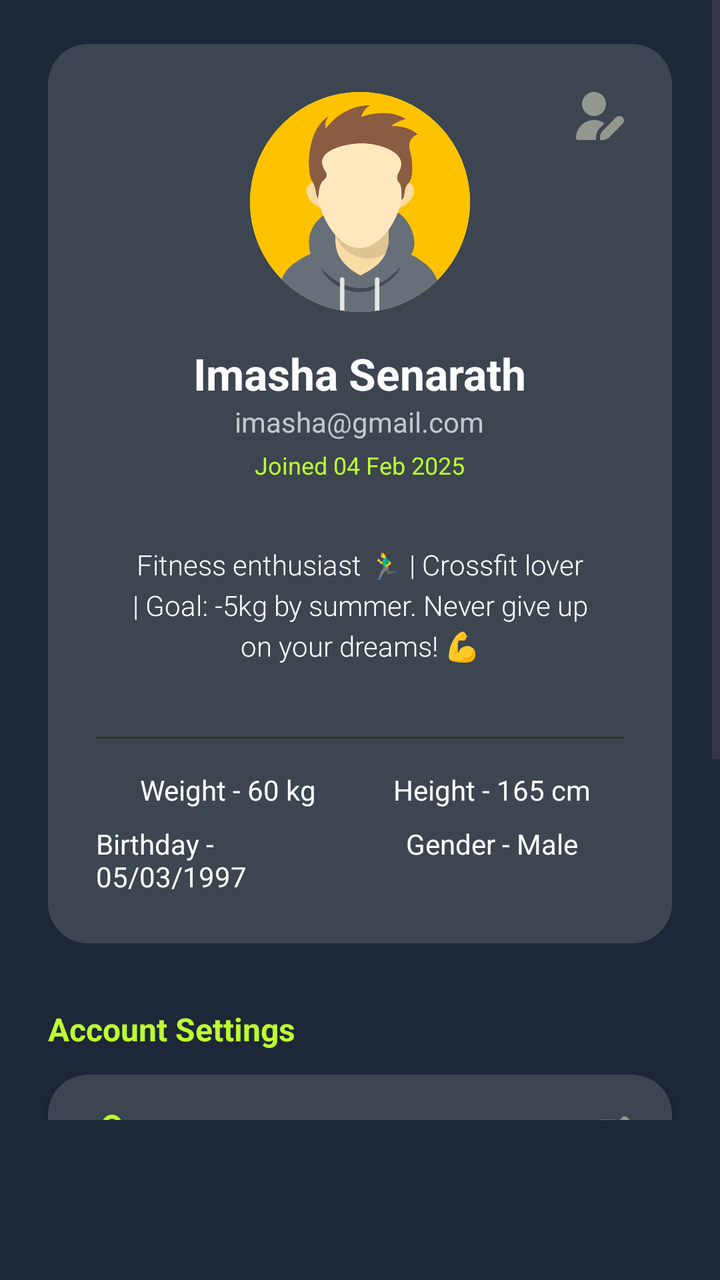
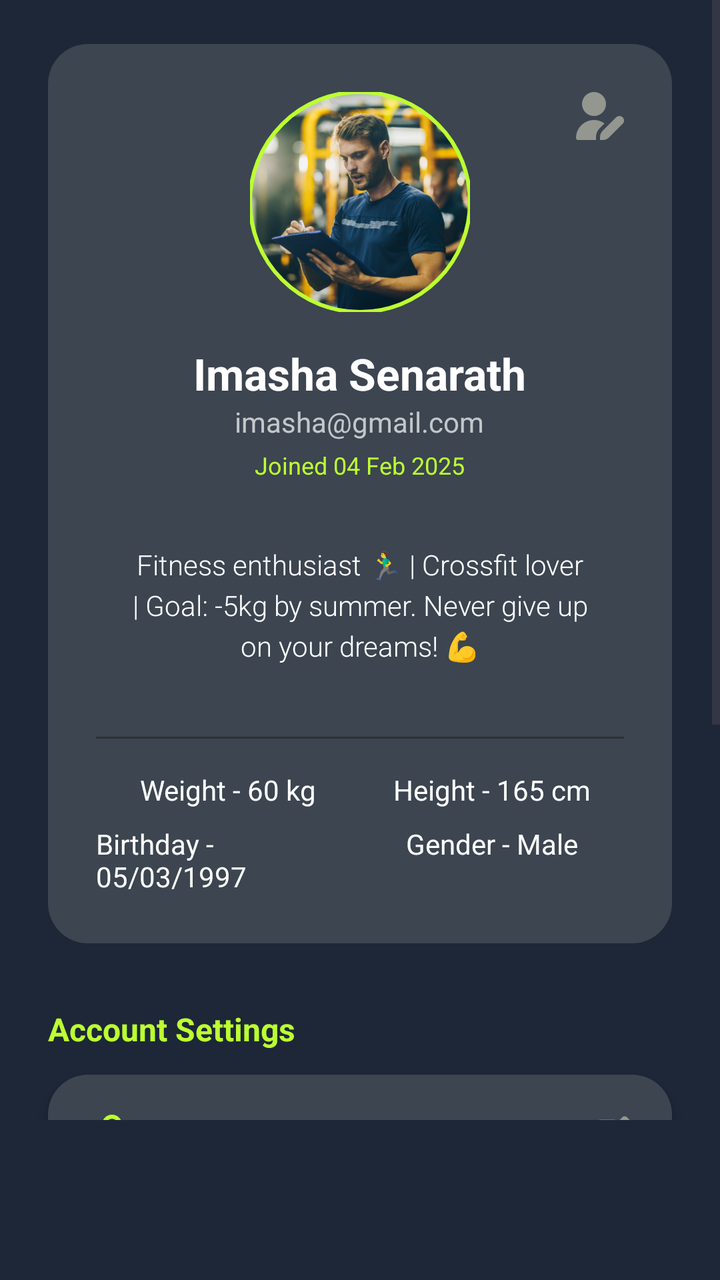

Compare the two renders of this Android layout. The source of the first and the diff that turns it into the second are given below.
<!-- AndroidManifest.xml: application theme Theme.FitHub -->
<!-- res/layout/fragment_profile.xml -->
<?xml version="1.0" encoding="utf-8"?>
<ScrollView xmlns:android="http://schemas.android.com/apk/res/android"
    xmlns:tools="http://schemas.android.com/tools"
    xmlns:app="http://schemas.android.com/apk/res-auto"
    android:layout_width="match_parent"
    android:layout_height="match_parent"
    android:background="@color/black_primary"
    android:fillViewport="true"
    android:paddingBottom="80dp"
    tools:context=".fragment.ProfileFragment">

    <LinearLayout
        android:layout_width="match_parent"
        android:layout_height="wrap_content"
        android:orientation="vertical">

        <RelativeLayout
            android:layout_width="match_parent"
            android:layout_height="wrap_content"
            android:background="@drawable/card_background"
            android:layout_marginHorizontal="24dp"
            android:layout_marginTop="22dp"
            android:padding="24dp">

            <ImageView
                android:id="@+id/icon_edit_profile"
                android:layout_width="24dp"
                android:layout_height="24dp"
                android:layout_alignParentEnd="true"
                android:layout_alignParentTop="true"
                android:src="@drawable/ic_edit_user_24dp"
                app:tint="#94978F"
                android:clickable="true"
                android:focusable="true"
                android:background="?attr/selectableItemBackgroundBorderless" />

            <LinearLayout
                android:layout_width="match_parent"
                android:layout_height="wrap_content"
                android:orientation="vertical">

                <LinearLayout
                    android:layout_width="match_parent"
                    android:layout_height="wrap_content"
                    android:gravity="center_horizontal"
                    android:orientation="vertical">

                    <ImageView
                        android:id="@+id/profile_image"
                        android:layout_width="110dp"
                        android:layout_height="110dp"
                        android:background="@drawable/circle_background"
                        android:scaleType="centerCrop"
                        android:src="@drawable/userprofile"
                        android:layout_gravity="center_horizontal" />

                    <LinearLayout
                        android:layout_width="wrap_content"
                        android:layout_height="wrap_content"
                        android:layout_marginTop="16dp"
                        android:gravity="center_horizontal"
                        android:orientation="vertical">

                        <TextView
                            android:id="@+id/text_username"
                            android:layout_width="wrap_content"
                            android:layout_height="wrap_content"
                            android:text="Imasha Senarath"
                            android:textColor="#FFFFFF"
                            android:textSize="22sp"
                            android:textStyle="bold" />

                        <TextView
                            android:id="@+id/text_email"
                            android:layout_width="wrap_content"
                            android:layout_height="wrap_content"
                            android:text="imasha@gmail.com"
                            android:textColor="#FFFFFF"
                            android:alpha="0.7"
                            android:textSize="14sp" />

                        <TextView
                            android:id="@+id/text_joined_date"
                            android:layout_width="wrap_content"
                            android:layout_height="wrap_content"
                            android:layout_marginTop="4dp"
                            android:text="Joined 04 Feb 2025"
                            android:textColor="#BCFF31"
                            android:textSize="12sp" />
                    </LinearLayout>
                </LinearLayout>

                <TextView
                    android:id="@+id/text_bio"
                    android:layout_width="match_parent"
                    android:layout_height="wrap_content"
                    android:layout_marginTop="20dp"
                    android:gravity="center"
                    android:padding="12dp"
                    android:text="Fitness enthusiast 🏃‍♂️ | Crossfit lover | Goal: -5kg by summer. Never give up on your dreams! 💪"
                    android:textColor="#FFFFFF"
                    android:textSize="14sp"
                    android:lineSpacingExtra="4dp"
                    android:fontFamily="sans-serif-light"/>

                <LinearLayout
                    android:layout_width="match_parent"
                    android:layout_height="wrap_content"
                    android:layout_marginTop="24dp"
                    android:orientation="vertical">

                    <View
                        android:layout_width="match_parent"
                        android:layout_height="1dp"
                        android:background="#2F302E"
                        android:layout_marginBottom="16dp"/>

                    <LinearLayout
                        android:layout_width="match_parent"
                        android:layout_height="wrap_content"
                        android:orientation="horizontal"
                        android:weightSum="2">

                        <LinearLayout
                            android:layout_width="0dp"
                            android:layout_height="wrap_content"
                            android:layout_weight="1"
                            android:gravity="center"
                            android:orientation="vertical">

                            <TextView
                                android:layout_width="wrap_content"
                                android:layout_height="wrap_content"
                                android:text="Weight - 60 kg"
                                android:textColor="#FFFFFF"
                                android:textSize="14sp" />

                            <TextView
                                android:layout_width="wrap_content"
                                android:layout_height="wrap_content"
                                android:layout_marginTop="8dp"
                                android:text="Birthday - 05/03/1997"
                                android:textColor="#FFFFFF"
                                android:textSize="14sp" />
                        </LinearLayout>

                        <LinearLayout
                            android:layout_width="0dp"
                            android:layout_height="wrap_content"
                            android:layout_weight="1"
                            android:gravity="center"
                            android:orientation="vertical">

                            <TextView
                                android:layout_width="wrap_content"
                                android:layout_height="wrap_content"
                                android:text="Height - 165 cm"
                                android:textColor="#FFFFFF"
                                android:textSize="14sp" />

                            <TextView
                                android:layout_width="wrap_content"
                                android:layout_height="wrap_content"
                                android:layout_marginTop="8dp"
                                android:text="Gender - Male"
                                android:textColor="#FFFFFF"
                                android:textSize="14sp" />
                        </LinearLayout>
                    </LinearLayout>
                </LinearLayout>
            </LinearLayout>
        </RelativeLayout>

        <TextView
            android:layout_width="wrap_content"
            android:layout_height="wrap_content"
            android:layout_marginStart="24dp"
            android:layout_marginTop="32dp"
            android:layout_marginBottom="12dp"
            android:text="Account Settings"
            android:textColor="#BCFF31"
            android:textSize="16sp"
            android:textStyle="bold" />

        <LinearLayout
            android:layout_width="match_parent"
            android:layout_height="wrap_content"
            android:orientation="vertical"
            android:background="@drawable/card_background"
            android:layout_marginHorizontal="24dp"
            android:elevation="4dp">

            
            <LinearLayout
                android:id="@+id/item_change_username"
                android:layout_width="match_parent"
                android:layout_height="60dp"
                android:orientation="horizontal"
                android:gravity="center_vertical"
                android:paddingHorizontal="20dp"
                android:clickable="true"
                android:focusable="true"
                android:background="?android:attr/selectableItemBackground">

                <ImageView
                    android:layout_width="24dp"
                    android:layout_height="24dp"
                    android:src="@drawable/ic_user_24dp"
                    app:tint="#BCFF31" />

                <TextView
                    android:layout_width="0dp"
                    android:layout_height="wrap_content"
                    android:layout_weight="1"
                    android:layout_marginStart="16dp"
                    android:text="Change Username"
                    android:textColor="#FFFFFF"
                    android:textSize="16sp" />

                <ImageView
                    android:layout_width="20dp"
                    android:layout_height="20dp"
                    android:src="@drawable/ic_edit_24dp"
                    app:tint="#94978F" />
            </LinearLayout>

            <View android:layout_width="match_parent" android:layout_height="0.5dp"
                android:background="#2F302E" android:layout_marginStart="60dp"/>

            
            <LinearLayout
                android:id="@+id/item_change_email"
                android:layout_width="match_parent"
                android:layout_height="60dp"
                android:orientation="horizontal"
                android:gravity="center_vertical"
                android:paddingHorizontal="20dp"
                android:clickable="true"
                android:focusable="true"
                android:background="?android:attr/selectableItemBackground">

                <ImageView
                    android:layout_width="24dp"
                    android:layout_height="24dp"
                    android:src="@drawable/ic_email_24dp"
                    app:tint="#BCFF31" />

                <TextView
                    android:layout_width="0dp"
                    android:layout_height="wrap_content"
                    android:layout_weight="1"
                    android:layout_marginStart="16dp"
                    android:text="Change Email"
                    android:textColor="#FFFFFF"
                    android:textSize="16sp" />

                <ImageView
                    android:layout_width="20dp"
                    android:layout_height="20dp"
                    android:src="@drawable/ic_edit_24dp"
                    app:tint="#94978F" />
            </LinearLayout>

            <View android:layout_width="match_parent" android:layout_height="0.5dp"
                android:background="#2F302E" android:layout_marginStart="60dp"/>

            
            <LinearLayout
                android:id="@+id/item_change_password"
                android:layout_width="match_parent"
                android:layout_height="60dp"
                android:orientation="horizontal"
                android:gravity="center_vertical"
                android:paddingHorizontal="20dp"
                android:clickable="true"
                android:focusable="true"
                android:background="?android:attr/selectableItemBackground">

                <ImageView
                    android:layout_width="24dp"
                    android:layout_height="24dp"
                    android:src="@drawable/ic_password_24dp"
                    app:tint="#BCFF31" />

                <TextView
                    android:layout_width="0dp"
                    android:layout_height="wrap_content"
                    android:layout_weight="1"
                    android:layout_marginStart="16dp"
                    android:text="Change Password"
                    android:textColor="#FFFFFF"
                    android:textSize="16sp" />

                <ImageView
                    android:layout_width="20dp"
                    android:layout_height="20dp"
                    android:src="@drawable/ic_edit_24dp"
                    app:tint="#94978F" />
            </LinearLayout>
        </LinearLayout>

        
        <TextView
            android:layout_width="wrap_content"
            android:layout_height="wrap_content"
            android:layout_marginStart="24dp"
            android:layout_marginTop="32dp"
            android:layout_marginBottom="12dp"
            android:text="Preferences"
            android:textColor="#BCFF31"
            android:textSize="16sp"
            android:textStyle="bold" />

        <LinearLayout
            android:layout_width="match_parent"
            android:layout_height="wrap_content"
            android:orientation="vertical"
            android:background="@drawable/card_background"
            android:layout_marginHorizontal="24dp"
            android:layout_marginBottom="40dp"
            android:elevation="4dp">

            
            <LinearLayout
                android:id="@+id/item_notifications"
                android:layout_width="match_parent"
                android:layout_height="60dp"
                android:orientation="horizontal"
                android:gravity="center_vertical"
                android:paddingHorizontal="20dp">

                <ImageView
                    android:layout_width="24dp"
                    android:layout_height="24dp"
                    android:src="@drawable/ic_notification_24dp"
                    app:tint="#BCFF31" />

                <TextView
                    android:layout_width="0dp"
                    android:layout_height="wrap_content"
                    android:layout_weight="1"
                    android:layout_marginStart="16dp"
                    android:text="Notifications"
                    android:textColor="#FFFFFF"
                    android:textSize="16sp" />

                <com.google.android.material.materialswitch.MaterialSwitch
                    android:id="@+id/switch_notifications"
                    android:layout_width="wrap_content"
                    android:layout_height="match_parent"
                    android:checked="true" />
            </LinearLayout>

            
            <LinearLayout
                android:id="@+id/item_logout"
                android:layout_width="match_parent"
                android:layout_height="60dp"
                android:orientation="horizontal"
                android:gravity="center_vertical"
                android:paddingHorizontal="20dp">

                <ImageView
                    android:layout_width="24dp"
                    android:layout_height="24dp"
                    android:src="@drawable/ic_logout_24dp"
                    app:tint="#FF4444" />

                <TextView
                    android:layout_width="0dp"
                    android:layout_height="wrap_content"
                    android:layout_weight="1"
                    android:layout_marginStart="16dp"
                    android:text="Log Out"
                    android:textStyle="bold"
                    android:textColor="#FF4444"
                    android:textSize="16sp" />
            </LinearLayout>

        </LinearLayout>

    </LinearLayout>
</ScrollView>
<!-- resources referenced by this layout -->
<resources>
  <color name="black_primary">#1d2738</color>
  <!-- drawable card_background (drawable) -->
  <?xml version="1.0" encoding="utf-8"?>
  <shape xmlns:android="http://schemas.android.com/apk/res/android">
      <solid android:color="@color/dark_surface_light" />
      <corners android:radius="20dp" />
  </shape>
  <!-- drawable circle_background (drawable) -->
  <?xml version="1.0" encoding="utf-8"?>
  <shape xmlns:android="http://schemas.android.com/apk/res/android"
      android:shape="oval">
      <stroke android:width="4dp" android:color="#BCFF31" />
  </shape>
  <!-- drawable ic_edit_24dp (drawable) -->
  <vector xmlns:android="http://schemas.android.com/apk/res/android"
      android:width="24dp"
      android:height="24dp"
      android:viewportWidth="960"
      android:viewportHeight="960">
    <path
        android:pathData="M200,840q-33,0 -56.5,-23.5T120,760v-560q0,-33 23.5,-56.5T200,120h357l-80,80L200,200v560h560v-278l80,-80v358q0,33 -23.5,56.5T760,840L200,840ZM480,480ZM360,600v-170l367,-367q12,-12 27,-18t30,-6q16,0 30.5,6t26.5,18l56,57q11,12 17,26.5t6,29.5q0,15 -5.5,29.5T897,232L530,600L360,600ZM841,176 L785,120 841,176ZM440,520h56l232,-232 -28,-28 -29,-28 -231,231v57ZM700,260 L671,232 700,260 728,288 700,260Z"
        android:fillColor="#FFFFFF"/>
  </vector>
  <!-- drawable ic_email_24dp (drawable) -->
  <vector xmlns:android="http://schemas.android.com/apk/res/android"
      android:width="512dp"
      android:height="512dp"
      android:viewportWidth="24"
      android:viewportHeight="24">
    <path
        android:fillColor="#FF000000"
        android:pathData="M12,0a12,12 0,1 0,7.092 21.681l-1.775,-2.419A9,9 0,1 1,21 12v1.5a1.5,1.5 0,0 1,-3 0L18,12a6.023,6.023 0,1 0,-1.922 4.388A4.48,4.48 0,0 0,24 13.5L24,12A12.013,12.013 0,0 0,12 0ZM12,15a3,3 0,1 1,3 -3A3,3 0,0 1,12 15Z"/>
  </vector>
  <!-- drawable ic_user_24dp (drawable) -->
  <vector xmlns:android="http://schemas.android.com/apk/res/android" android:height="24dp" android:viewportHeight="24" android:viewportWidth="24" android:width="24dp">
        
      <path android:fillColor="#00000000" android:pathData="M5,21C5,17.134 8.134,14 12,14C15.866,14 19,17.134 19,21M16,7C16,9.209 14.209,11 12,11C9.791,11 8,9.209 8,7C8,4.791 9.791,3 12,3C14.209,3 16,4.791 16,7Z" android:strokeColor="#ffffff" android:strokeLineCap="round" android:strokeLineJoin="round" android:strokeWidth="2"/>
      
  </vector>
  <!-- drawable userprofile: png bitmap (drawable, 51921 bytes) -->
  <style name="Theme.FitHub" parent="Base.Theme.FitHub">
          <item name="snackbarStyle">@style/Widget.App.Snackbar</item>
          <item name="snackbarButtonStyle">@style/Widget.App.SnackbarButton</item>
      </style>
  <color name="dark_surface_light">#3C4550</color>
  <style name="Base.Theme.FitHub" parent="Theme.Material3.DayNight.NoActionBar">
          
          <item name="colorPrimary">@color/primary</item>
          <item name="colorPrimaryVariant">@color/primary</item>
          <item name="colorOnPrimary">@color/black_primary</item>
          
          <item name="colorSecondary">@color/secondary</item>
          <item name="colorSecondaryVariant">@color/red</item>
          <item name="colorOnSecondary">@color/dark_card</item>
  
          
          <item name="android:statusBarColor">?attr/colorPrimaryVariant</item>
  
          
      </style>
  <style name="Widget.App.Snackbar" parent="Widget.Material3.Snackbar">
          <item name="materialThemeOverlay">@style/ThemeOverlay.App.Snackbar</item>
      </style>
  <style name="Widget.App.SnackbarButton" parent="Widget.Material3.Button.TextButton.Snackbar">
          <item name="android:textColor">@color/white</item>
      </style>
  <color name="primary">#BCFF31</color>
  <color name="secondary">#2563EB</color>
  <color name="red">#e83937</color>
  <color name="dark_card">#1B1C19</color>
  <style name="ThemeOverlay.App.Snackbar" parent="">
          <item name="colorOnSurfaceInverse">@color/black_primary</item>
      </style>
  <color name="white">#FFFFFF</color>
  <!-- unchanged entries left out for length: 4 -->
</resources>

<!-- the commit's change to res/layout/fragment_profile.xml (unified diff, before → after) -->
@@ -45,14 +45,16 @@
                     android:gravity="center_horizontal"
                     android:orientation="vertical">
 
-                    <ImageView
+                    <com.google.android.material.imageview.ShapeableImageView
                         android:id="@+id/profile_image"
                         android:layout_width="110dp"
                         android:layout_height="110dp"
-                        android:background="@drawable/circle_background"
                         android:scaleType="centerCrop"
-                        android:src="@drawable/userprofile"
-                        android:layout_gravity="center_horizontal" />
+                        android:src="@drawable/coach"
+                        android:layout_gravity="center_horizontal"
+                        app:strokeWidth="2dp"
+                        app:strokeColor="@color/primary"
+                        app:shapeAppearanceOverlay="@style/CircleImage"/>
 
                     <LinearLayout
                         android:layout_width="wrap_content"
@@ -129,6 +131,7 @@
                             android:orientation="vertical">
 
                             <TextView
+                                android:id="@+id/text_weight"
                                 android:layout_width="wrap_content"
                                 android:layout_height="wrap_content"
                                 android:text="Weight - 60 kg"
@@ -136,6 +139,7 @@
                                 android:textSize="14sp" />
 
                             <TextView
+                                android:id="@+id/text_birthday"
                                 android:layout_width="wrap_content"
                                 android:layout_height="wrap_content"
                                 android:layout_marginTop="8dp"
@@ -152,6 +156,7 @@
                             android:orientation="vertical">
 
                             <TextView
+                                android:id="@+id/text_height"
                                 android:layout_width="wrap_content"
                                 android:layout_height="wrap_content"
                                 android:text="Height - 165 cm"
@@ -159,6 +164,7 @@
                                 android:textSize="14sp" />
 
                             <TextView
+                                android:id="@+id/text_gender"
                                 android:layout_width="wrap_content"
                                 android:layout_height="wrap_content"
                                 android:layout_marginTop="8dp"
@@ -182,6 +188,7 @@
             android:textSize="16sp"
             android:textStyle="bold" />
 
+        
         <LinearLayout
             android:layout_width="match_parent"
             android:layout_height="wrap_content"
@@ -317,7 +324,7 @@
             android:orientation="vertical"
             android:background="@drawable/card_background"
             android:layout_marginHorizontal="24dp"
-            android:layout_marginBottom="40dp"
+            android:layout_marginBottom="20dp"
             android:elevation="4dp">
 
             
@@ -350,6 +357,9 @@
                     android:layout_height="match_parent"
                     android:checked="true" />
             </LinearLayout>
+
+            <View android:layout_width="match_parent" android:layout_height="0.5dp"
+                android:background="#2F302E" android:layout_marginStart="60dp"/>
 
             
             <LinearLayout
@@ -379,5 +389,38 @@
 
         </LinearLayout>
 
+        <LinearLayout
+            android:id="@+id/bottom_info_layout"
+            android:layout_width="match_parent"
+            android:layout_height="wrap_content"
+            android:orientation="vertical"
+            android:gravity="center"
+            android:paddingBottom="24dp"
+            android:paddingTop="5dp"
+            app:layout_constraintBottom_toBottomOf="parent"
+            app:layout_constraintStart_toStartOf="parent"
+            app:layout_constraintEnd_toEndOf="parent">
+
+            <TextView
+                android:id="@+id/tv_version"
+                android:layout_width="wrap_content"
+                android:layout_height="wrap_content"
+                android:text="Version 1.0.0"
+                android:textColor="@color/primary"
+                android:textSize="13sp"
+                android:textStyle="bold"
+                android:alpha="0.9" />
+
+            <TextView
+                android:id="@+id/tv_copyright"
+                android:layout_width="wrap_content"
+                android:layout_height="wrap_content"
+                android:layout_marginTop="4dp"
+                android:text="© 2025 FitHub Inc. All rights reserved."
+                android:textColor="#80FFFFFF"
+                android:textSize="10sp" />
+
+        </LinearLayout>
+
     </LinearLayout>
 </ScrollView>
<!-- resource entries referenced after the edit -->
@@ -7,12 +7,7 @@
       <solid android:color="@color/dark_surface_light" />
       <corners android:radius="20dp" />
   </shape>
-  <!-- drawable circle_background (drawable) -->
-  <?xml version="1.0" encoding="utf-8"?>
-  <shape xmlns:android="http://schemas.android.com/apk/res/android"
-      android:shape="oval">
-      <stroke android:width="4dp" android:color="#BCFF31" />
-  </shape>
+  <!-- drawable coach: png bitmap (drawable, 323286 bytes) -->
   <!-- drawable ic_edit_24dp (drawable) -->
   <vector xmlns:android="http://schemas.android.com/apk/res/android"
       android:width="24dp"
@@ -39,7 +34,9 @@
       <path android:fillColor="#00000000" android:pathData="M5,21C5,17.134 8.134,14 12,14C15.866,14 19,17.134 19,21M16,7C16,9.209 14.209,11 12,11C9.791,11 8,9.209 8,7C8,4.791 9.791,3 12,3C14.209,3 16,4.791 16,7Z" android:strokeColor="#ffffff" android:strokeLineCap="round" android:strokeLineJoin="round" android:strokeWidth="2"/>
       
   </vector>
-  <!-- drawable userprofile: png bitmap (drawable, 51921 bytes) -->
+  <style name="CircleImage">
+          <item name="cornerSize">50%</item>
+      </style>
   <style name="Theme.FitHub" parent="Base.Theme.FitHub">
           <item name="snackbarStyle">@style/Widget.App.Snackbar</item>
           <item name="snackbarButtonStyle">@style/Widget.App.SnackbarButton</item>
